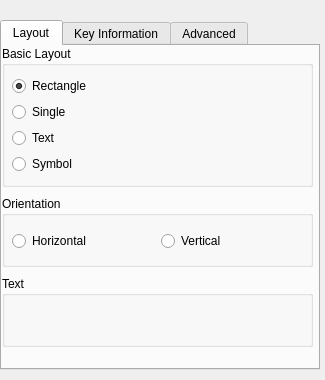
Before: the Qt Designer form contents/ui/config.ui in xdarklight/keystate-plasmoid, drawn with Qt 5.
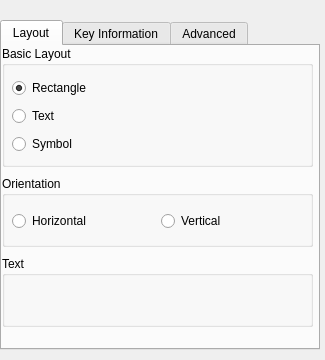
After: the same form once the commit is applied. Custom widgets are drawn as their Qt base class.

Commit message: rmeove the 'single' layout

Diff of the .ui file:
```diff
--- a/contents/ui/config.ui
+++ b/contents/ui/config.ui
@@ -7,13 +7,13 @@
     <x>0</x>
     <y>0</y>
     <width>325</width>
-    <height>380</height>
+    <height>360</height>
    </rect>
   </property>
   <property name="minimumSize">
    <size>
     <width>325</width>
-    <height>380</height>
+    <height>360</height>
    </size>
   </property>
   <property name="windowTitle">
@@ -28,13 +28,13 @@
      <x>0</x>
      <y>20</y>
      <width>320</width>
-     <height>350</height>
+     <height>330</height>
     </rect>
    </property>
    <property name="minimumSize">
     <size>
      <width>320</width>
-     <height>350</height>
+     <height>330</height>
     </size>
    </property>
    <property name="toolTip">
@@ -53,7 +53,7 @@
        <x>0</x>
        <y>0</y>
        <width>311</width>
-       <height>141</height>
+       <height>121</height>
       </rect>
      </property>
      <property name="title">
@@ -65,7 +65,7 @@
         <x>10</x>
         <y>30</y>
         <width>291</width>
-        <height>101</height>
+        <height>81</height>
        </rect>
       </property>
       <layout class="QVBoxLayout" name="verticalLayout">
@@ -82,16 +82,6 @@
          </property>
         </widget>
        </item>
-       <item>
-        <widget class="QRadioButton" name="kcfg_SingleLayout">
-         <property name="toolTip">
-          <string>A single layout which displays only the status of the key whose status has been changed last (usually used for Control/Alt/Shift etc. pressed status)</string>
-         </property>
-         <property name="text">
-          <string>Single</string>
-         </property>
-        </widget>
-       </item>
        <item>
         <widget class="QRadioButton" name="kcfg_TextLayout">
          <property name="toolTip">
@@ -129,7 +119,7 @@
      <property name="geometry">
       <rect>
        <x>0</x>
-       <y>230</y>
+       <y>210</y>
        <width>311</width>
        <height>71</height>
       </rect>
@@ -179,7 +169,7 @@
      <property name="geometry">
       <rect>
        <x>0</x>
-       <y>150</y>
+       <y>130</y>
        <width>311</width>
        <height>71</height>
       </rect>
```
Left out of the diff: 2 changed lines with no effect on the pictures. The commit also changes 5 other files.
